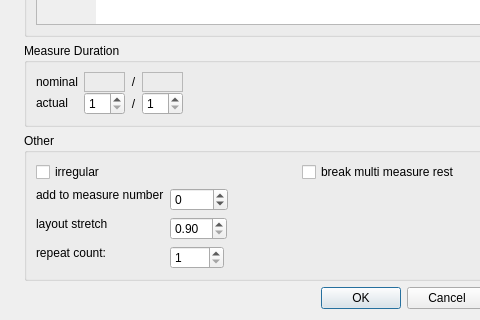
This is mscore/mscore/measureproperties.ui in musescore/musescore-old as Qt 5 draws it before an edit; both pictures show x 0 to 480 and y 117 to 437 of the 584 by 437 pixel window. The edited form follows.
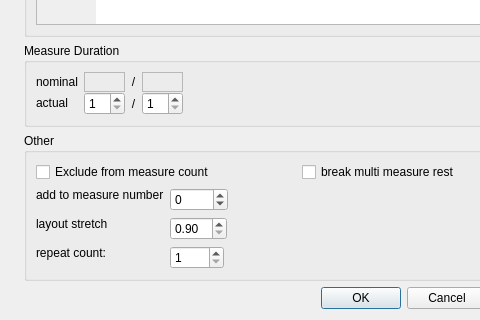
This is the edited form. Icons and pictures are not drawn. Custom widgets are drawn as their Qt base class.

Diff of the .ui file:
```diff
--- a/mscore/mscore/measureproperties.ui
+++ b/mscore/mscore/measureproperties.ui
@@ -271,7 +271,7 @@
              <string>do not count</string>
             </property>
             <property name="text">
-             <string>irregular</string>
+             <string>Exclude from measure count</string>
             </property>
            </widget>
           </item>
```
Left out of the diff: 2 changed lines with no effect on the pictures.
